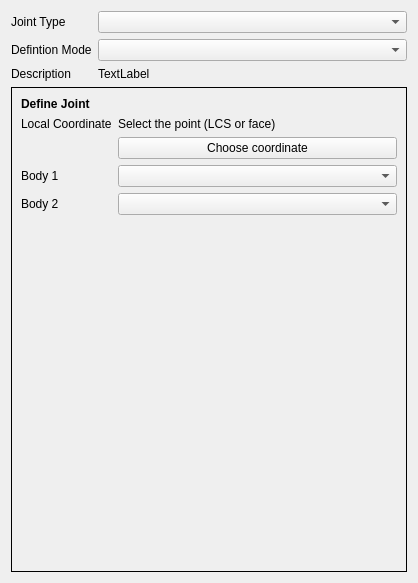
ljplessis/Nikra-DAP, file TaskPanelDapJoints.ui: the form before one commit.
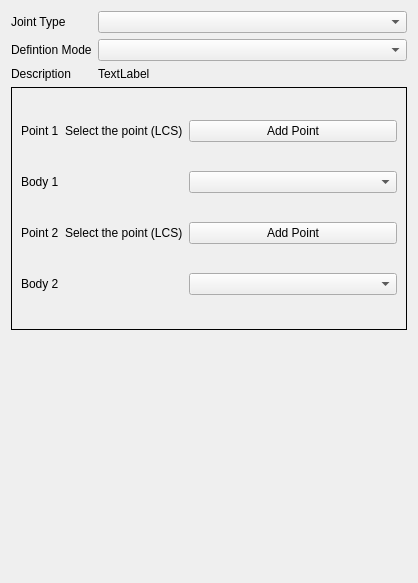
The form after the commit.

Commit message: DAP: Initial commit of translation (sliding) joint

Diff of the .ui file:
```diff
--- a/TaskPanelDapJoints.ui
+++ b/TaskPanelDapJoints.ui
@@ -13,25 +13,9 @@
   <property name="windowTitle">
    <string>Form</string>
   </property>
-  <layout class="QVBoxLayout" name="verticalLayout">
-   <item>
+  <layout class="QGridLayout" name="gridLayout_4">
+   <item row="0" column="0">
     <layout class="QGridLayout" name="gridLayout">
-     <item row="2" column="1">
-      <widget class="QLabel" name="helperText">
-       <property name="sizePolicy">
-        <sizepolicy hsizetype="Expanding" vsizetype="Preferred">
-         <horstretch>0</horstretch>
-         <verstretch>0</verstretch>
-        </sizepolicy>
-       </property>
-       <property name="text">
-        <string>TextLabel</string>
-       </property>
-       <property name="wordWrap">
-        <bool>true</bool>
-       </property>
-      </widget>
-     </item>
      <item row="0" column="1">
       <widget class="QComboBox" name="jointType">
        <property name="sizePolicy">
@@ -42,16 +26,6 @@
        </property>
       </widget>
      </item>
-     <item row="1" column="1">
-      <widget class="QComboBox" name="definitionMode">
-       <property name="sizePolicy">
-        <sizepolicy hsizetype="Expanding" vsizetype="Fixed">
-         <horstretch>0</horstretch>
-         <verstretch>0</verstretch>
-        </sizepolicy>
-       </property>
-      </widget>
-     </item>
      <item row="2" column="0">
       <widget class="QLabel" name="label_3">
        <property name="text">
@@ -59,13 +33,6 @@
        </property>
       </widget>
      </item>
-     <item row="1" column="0">
-      <widget class="QLabel" name="label_2">
-       <property name="text">
-        <string>Defintion Mode</string>
-       </property>
-      </widget>
-     </item>
      <item row="0" column="0">
       <widget class="QLabel" name="label">
        <property name="text">
@@ -73,32 +40,92 @@
        </property>
       </widget>
      </item>
+     <item row="1" column="1">
+      <widget class="QComboBox" name="definitionMode">
+       <property name="sizePolicy">
+        <sizepolicy hsizetype="Expanding" vsizetype="Fixed">
+         <horstretch>0</horstretch>
+         <verstretch>0</verstretch>
+        </sizepolicy>
+       </property>
+      </widget>
+     </item>
+     <item row="1" column="0">
+      <widget class="QLabel" name="label_2">
+       <property name="text">
+        <string>Defintion Mode</string>
+       </property>
+      </widget>
+     </item>
+     <item row="2" column="1">
+      <widget class="QLabel" name="helperText">
+       <property name="sizePolicy">
+        <sizepolicy hsizetype="Expanding" vsizetype="Preferred">
+         <horstretch>0</horstretch>
+         <verstretch>0</verstretch>
+        </sizepolicy>
+       </property>
+       <property name="text">
+        <string>TextLabel</string>
+       </property>
+       <property name="wordWrap">
+        <bool>true</bool>
+       </property>
+      </widget>
+     </item>
     </layout>
    </item>
-   <item>
+   <item row="3" column="0">
+    <spacer name="verticalSpacer">
+     <property name="orientation">
+      <enum>Qt::Vertical</enum>
+     </property>
+     <property name="sizeHint" stdset="0">
+      <size>
+       <width>20</width>
+       <height>40</height>
+      </size>
+     </property>
+    </spacer>
+   </item>
+   <item row="1" column="0">
     <widget class="QStackedWidget" name="definitionWidget">
      <property name="frameShape">
       <enum>QFrame::Panel</enum>
      </property>
      <property name="currentIndex">
-      <number>0</number>
+      <number>2</number>
      </property>
      <widget class="QWidget" name="point2BodiesPage">
-      <layout class="QFormLayout" name="formLayout">
-       <item row="2" column="0">
-        <widget class="QLabel" name="label_4">
-         <property name="sizePolicy">
-          <sizepolicy hsizetype="Expanding" vsizetype="Preferred">
-           <horstretch>0</horstretch>
-           <verstretch>0</verstretch>
-          </sizepolicy>
+      <layout class="QGridLayout" name="gridLayout_3">
+       <item row="3" column="0">
+        <widget class="QLabel" name="label_5">
+         <property name="text">
+          <string>Body 1</string>
          </property>
+        </widget>
+       </item>
+       <item row="0" column="0">
+        <widget class="QLabel" name="label_7">
+         <property name="font">
+          <font>
+           <weight>75</weight>
+           <bold>true</bold>
+          </font>
+         </property>
          <property name="text">
-          <string>Local Coordinate</string>
+          <string>Define Joint</string>
          </property>
         </widget>
        </item>
-       <item row="2" column="1">
+       <item row="4" column="0">
+        <widget class="QLabel" name="label_6">
+         <property name="text">
+          <string>Body 2</string>
+         </property>
+        </widget>
+       </item>
+       <item row="1" column="1">
         <widget class="QLabel" name="LCSObjectReference">
          <property name="sizePolicy">
           <sizepolicy hsizetype="Expanding" vsizetype="Preferred">
@@ -107,25 +134,31 @@
           </sizepolicy>
          </property>
          <property name="text">
-          <string>Select the point (LCS or face)</string>
+          <string>Select the point (LCS)</string>
          </property>
         </widget>
        </item>
-       <item row="3" column="1">
+       <item row="1" column="0">
+        <widget class="QLabel" name="label_4">
+         <property name="sizePolicy">
+          <sizepolicy hsizetype="Expanding" vsizetype="Preferred">
+           <horstretch>0</horstretch>
+           <verstretch>0</verstretch>
+          </sizepolicy>
+         </property>
+         <property name="text">
+          <string>Point 1</string>
+         </property>
+        </widget>
+       </item>
+       <item row="1" column="2">
         <widget class="QPushButton" name="chooseCoordinateButton">
          <property name="text">
-          <string>Choose coordinate</string>
+          <string>Add Point</string>
          </property>
         </widget>
        </item>
-       <item row="4" column="0">
-        <widget class="QLabel" name="label_5">
-         <property name="text">
-          <string>Body 1</string>
-         </property>
-        </widget>
-       </item>
-       <item row="4" column="1">
+       <item row="3" column="1" colspan="2">
         <widget class="QComboBox" name="LCSBody1">
          <property name="sizePolicy">
           <sizepolicy hsizetype="Expanding" vsizetype="Fixed">
@@ -135,14 +168,7 @@
          </property>
         </widget>
        </item>
-       <item row="5" column="0">
-        <widget class="QLabel" name="label_6">
-         <property name="text">
-          <string>Body 2</string>
-         </property>
-        </widget>
-       </item>
-       <item row="5" column="1">
+       <item row="4" column="1" colspan="2">
         <widget class="QComboBox" name="LCSBody2">
          <property name="sizePolicy">
           <sizepolicy hsizetype="Expanding" vsizetype="Fixed">
@@ -152,19 +178,6 @@
          </property>
         </widget>
        </item>
-       <item row="1" column="0" colspan="2">
-        <widget class="QLabel" name="label_7">
-         <property name="font">
-          <font>
-           <weight>75</weight>
-           <bold>true</bold>
-          </font>
-         </property>
-         <property name="text">
-          <string>Define Joint</string>
-         </property>
-        </widget>
-       </item>
       </layout>
      </widget>
      <widget class="QWidget" name="page_2">
@@ -203,6 +216,101 @@
        </item>
       </layout>
      </widget>
+     <widget class="QWidget" name="page_3">
+      <layout class="QGridLayout" name="gridLayout_2">
+       <item row="0" column="0">
+        <widget class="QLabel" name="label_11">
+         <property name="text">
+          <string>Point 1</string>
+         </property>
+        </widget>
+       </item>
+       <item row="0" column="1">
+        <widget class="QLabel" name="objectNameLCS1LinMov">
+         <property name="text">
+          <string>Select the point (LCS)</string>
+         </property>
+        </widget>
+       </item>
+       <item row="0" column="2">
+        <widget class="QPushButton" name="PushButtonLCS1LinMov">
+         <property name="sizePolicy">
+          <sizepolicy hsizetype="Expanding" vsizetype="Fixed">
+           <horstretch>0</horstretch>
+           <verstretch>0</verstretch>
+          </sizepolicy>
+         </property>
+         <property name="text">
+          <string>Add Point</string>
+         </property>
+        </widget>
+       </item>
+       <item row="1" column="0">
+        <widget class="QLabel" name="label_12">
+         <property name="text">
+          <string>Body 1</string>
+         </property>
+        </widget>
+       </item>
+       <item row="1" column="2">
+        <widget class="QComboBox" name="comboBoxBody1LinMov">
+         <property name="sizePolicy">
+          <sizepolicy hsizetype="Expanding" vsizetype="Fixed">
+           <horstretch>0</horstretch>
+           <verstretch>0</verstretch>
+          </sizepolicy>
+         </property>
+         <property name="editable">
+          <bool>false</bool>
+         </property>
+        </widget>
+       </item>
+       <item row="2" column="0">
+        <widget class="QLabel" name="label_13">
+         <property name="text">
+          <string>Point 2</string>
+         </property>
+        </widget>
+       </item>
+       <item row="2" column="1">
+        <widget class="QLabel" name="objectNameLCS2LinMov">
+         <property name="text">
+          <string>Select the point (LCS)</string>
+         </property>
+        </widget>
+       </item>
+       <item row="2" column="2">
+        <widget class="QPushButton" name="PushButtonLCS2LinMov">
+         <property name="sizePolicy">
+          <sizepolicy hsizetype="Expanding" vsizetype="Fixed">
+           <horstretch>0</horstretch>
+           <verstretch>0</verstretch>
+          </sizepolicy>
+         </property>
+         <property name="text">
+          <string>Add Point</string>
+         </property>
+        </widget>
+       </item>
+       <item row="3" column="0">
+        <widget class="QLabel" name="label_14">
+         <property name="text">
+          <string>Body 2</string>
+         </property>
+        </widget>
+       </item>
+       <item row="3" column="2">
+        <widget class="QComboBox" name="comboBoxBody2LinMov">
+         <property name="sizePolicy">
+          <sizepolicy hsizetype="Expanding" vsizetype="Fixed">
+           <horstretch>0</horstretch>
+           <verstretch>0</verstretch>
+          </sizepolicy>
+         </property>
+        </widget>
+       </item>
+      </layout>
+     </widget>
     </widget>
    </item>
   </layout>
```
The commit also changes 2 other files.
